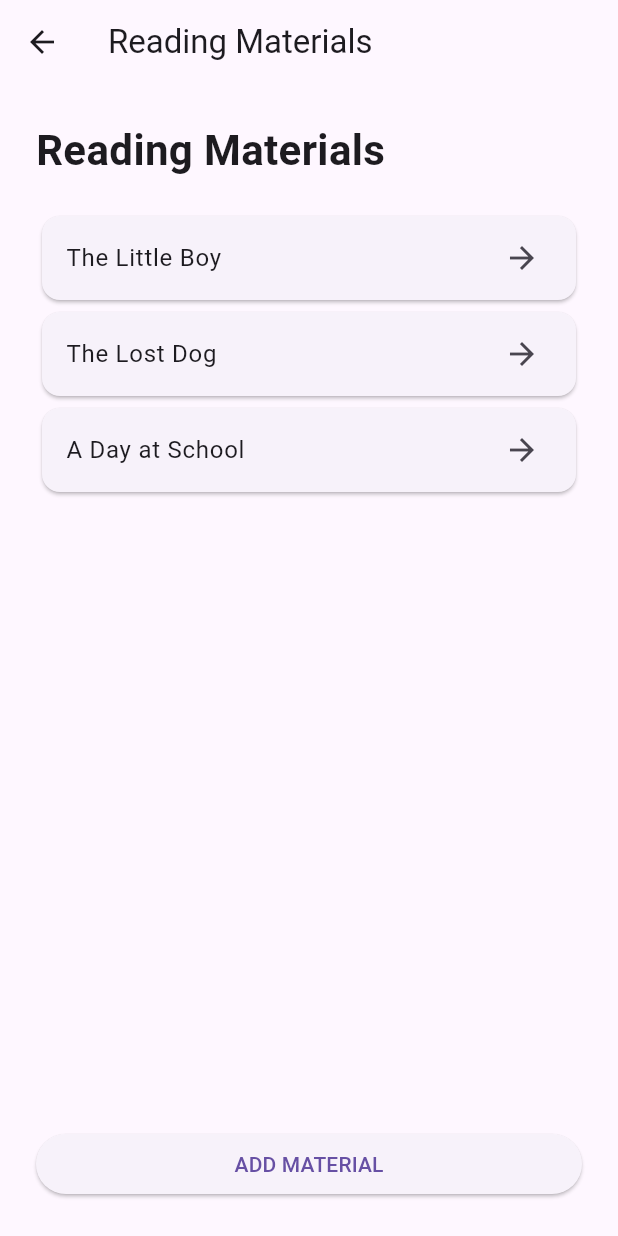
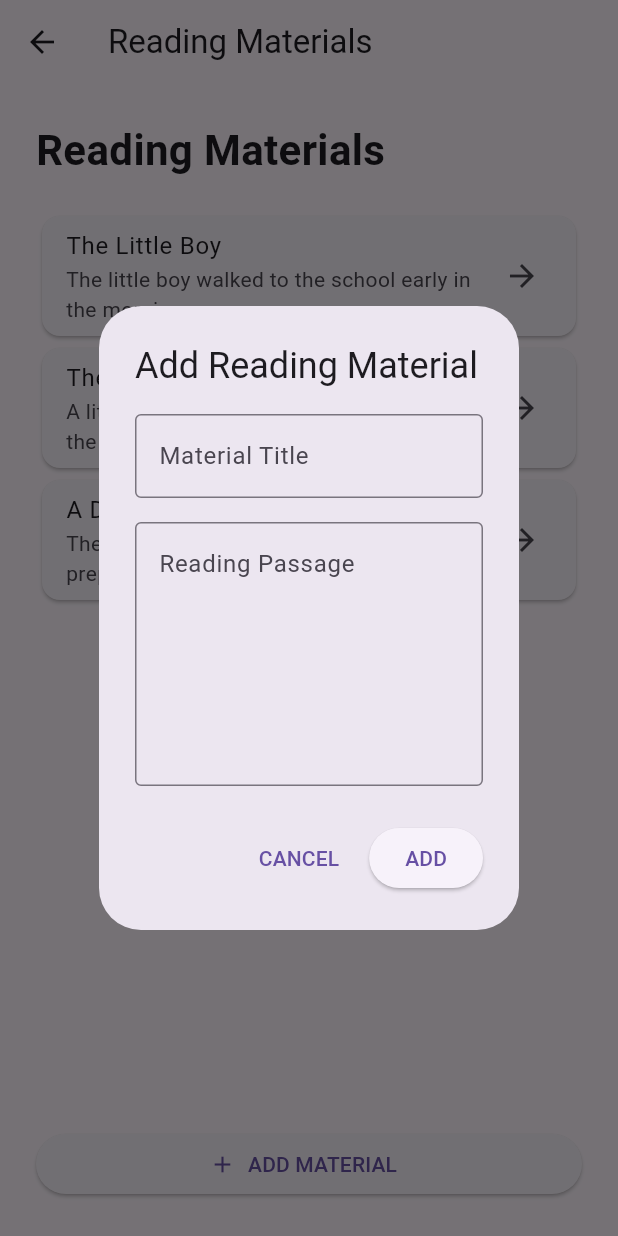
Before and after one commit to gwen041/Read-EE, a Flutter app: the MaterialsScreen screen opened directly, after a tap on "ADD MATERIAL", on a phone screen of 412 x 824 dp. Run offline on Flutter 3.47's test engine with Material 3 defaults, Android fonts, the phone set to English and light mode, and no system bars.

Commit message:
Add: Reading material creation

```diff
--- a/frontend/lib/screens/materials_screen.dart
+++ b/frontend/lib/screens/materials_screen.dart
@@ -1,16 +1,97 @@
 import 'package:flutter/material.dart';
 
-class MaterialsScreen extends StatelessWidget {
+class MaterialsScreen extends StatefulWidget {
   const MaterialsScreen({super.key});
 
   @override
+  State<MaterialsScreen> createState() => _MaterialsScreenState();
+}
+
+class _MaterialsScreenState extends State<MaterialsScreen> {
+  final List<Map<String, String>> materials = [
+    {
+      'title': 'The Little Boy',
+      'passage':
+          'The little boy walked to the school early in the morning.',
+    },
+    {
+      'title': 'The Lost Dog',
+      'passage':
+          'A little girl looked for her lost dog around the neighborhood.',
+    },
+    {
+      'title': 'A Day at School',
+      'passage':
+          'The students arrived at school and prepared for their lessons.',
+    },
+  ];
+
+  void addMaterial() {
+    final titleController = TextEditingController();
+    final passageController = TextEditingController();
+
+    showDialog(
+      context: context,
+      builder: (context) {
+        return AlertDialog(
+          title: const Text('Add Reading Material'),
+          content: SingleChildScrollView(
+            child: Column(
+              mainAxisSize: MainAxisSize.min,
+              children: [
+                TextField(
+                  controller: titleController,
+                  decoration: const InputDecoration(
+                    labelText: 'Material Title',
+                    border: OutlineInputBorder(),
+                  ),
+                ),
+                const SizedBox(height: 16),
+                TextField(
+                  controller: passageController,
+                  maxLines: 6,
+                  decoration: const InputDecoration(
+                    labelText: 'Reading Passage',
+                    alignLabelWithHint: true,
+                    border: OutlineInputBorder(),
+                  ),
+                ),
+              ],
+            ),
+          ),
+          actions: [
+            TextButton(
+              onPressed: () {
+                Navigator.pop(context);
+              },
+              child: const Text('CANCEL'),
+            ),
+            ElevatedButton(
+              onPressed: () {
+                if (titleController.text.trim().isEmpty ||
+                    passageController.text.trim().isEmpty) {
+                  return;
+                }
+
+                setState(() {
+                  materials.add({
+                    'title': titleController.text.trim(),
+                    'passage': passageController.text.trim(),
+                  });
+                });
+
+                Navigator.pop(context);
+              },
+              child: const Text('ADD'),
+            ),
+          ],
+        );
+      },
+    );
+  }
+
+  @override
   Widget build(BuildContext context) {
-    final materials = [
-      'The Little Boy',
-      'The Lost Dog',
-      'A Day at School',
-    ];
-
     return Scaffold(
       appBar: AppBar(
         title: const Text('Reading Materials'),
@@ -27,16 +108,22 @@ class MaterialsScreen extends StatelessWidget {
                 fontWeight: FontWeight.bold,
               ),
             ),
-
             const SizedBox(height: 20),
 
             Expanded(
               child: ListView.builder(
                 itemCount: materials.length,
                 itemBuilder: (context, index) {
+                  final material = materials[index];
+
                   return Card(
                     child: ListTile(
-                      title: Text(materials[index]),
+                      title: Text(material['title']!),
+                      subtitle: Text(
+                        material['passage']!,
+                        maxLines: 2,
+                        overflow: TextOverflow.ellipsis,
+                      ),
                       trailing: const Icon(Icons.arrow_forward),
                     ),
                   );
@@ -46,9 +133,10 @@ class MaterialsScreen extends StatelessWidget {
 
             SizedBox(
               width: double.infinity,
-              child: ElevatedButton(
-                onPressed: () {},
-                child: const Text('ADD MATERIAL'),
+              child: ElevatedButton.icon(
+                onPressed: addMaterial,
+                icon: const Icon(Icons.add),
+                label: const Text('ADD MATERIAL'),
               ),
             ),
           ],
```
